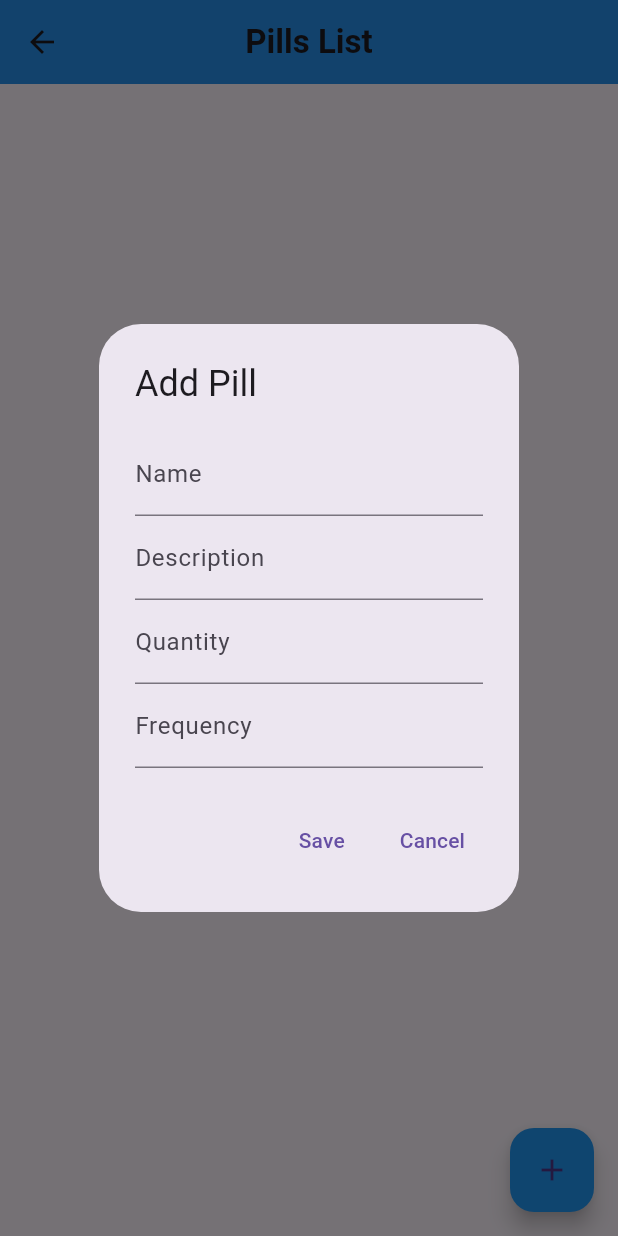
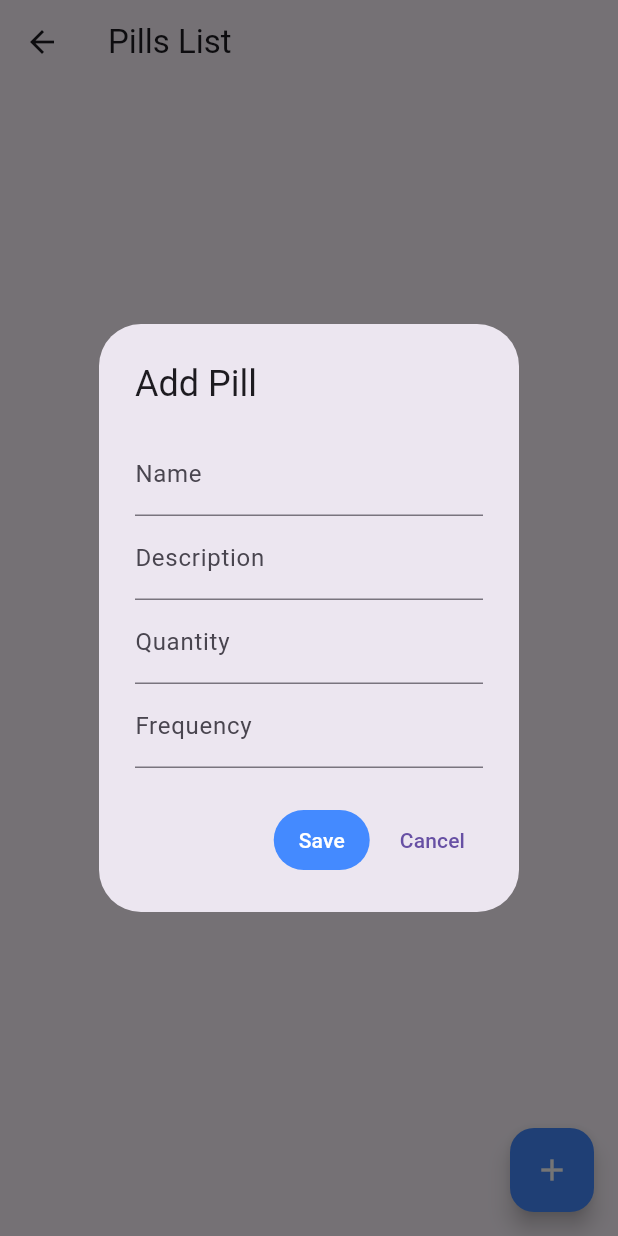
Before and after one commit to MindTrack-WX64/Flutter_App_MindTrack, a Flutter app: the PillsView screen opened directly with empty values, after a tap on the "add" icon, on a phone screen of 412 x 824 dp. Run offline on Flutter 3.47's test engine with Material 3 defaults, Android fonts, the phone set to English and light mode, and no system bars.

Commit message:
fix: Correct color of text

```diff
--- a/lib/prescription-management/UI/pages/pills_view.dart
+++ b/lib/prescription-management/UI/pages/pills_view.dart
@@ -18,13 +18,8 @@ class _PillsViewState extends State<PillsView> {
   Widget build(BuildContext context) {
     return Scaffold(
       appBar: AppBar(
-        title: Text(
-          'Pills List',
-          style: TextStyle(fontSize: 22, fontWeight: FontWeight.bold),
-        ),
-        backgroundColor: Colors.blue,
-        centerTitle: true,
-        elevation: 4.0,
+        title: Text('Pills List'),
+
       ),
       body: Padding(
         padding: const EdgeInsets.all(16.0),
@@ -55,7 +50,7 @@ class _PillsViewState extends State<PillsView> {
                       style: TextStyle(
                         fontSize: 18,
                         fontWeight: FontWeight.bold,
-                        color: Colors.blue,
+                        color: Colors.blueAccent,
                       ),
                     ),
                     SizedBox(height: 8.0),
@@ -82,8 +77,8 @@ class _PillsViewState extends State<PillsView> {
       ),
       floatingActionButton: FloatingActionButton(
         onPressed: () => _showPillsDialog(),
-        child: Icon(Icons.add),
-        backgroundColor: Colors.blue,
+        child: Icon(Icons.add, color: Colors.white,),
+        backgroundColor: Colors.blueAccent,
       ),
     );
   }
@@ -133,7 +128,10 @@ class _PillsViewState extends State<PillsView> {
                 _addPillsToPrescription(pill);
                 Navigator.pop(context); // Close the dialog after saving
               },
-              child: Text('Save'),
+                child: Text('Save', style: TextStyle(color: Colors.white),),
+                style: ElevatedButton.styleFrom(
+                  backgroundColor: Colors.blueAccent,
+                )
             ),
             TextButton(
               onPressed: () {
--- a/lib/prescription-management/UI/pages/prescription_form.dart
+++ b/lib/prescription-management/UI/pages/prescription_form.dart
@@ -70,8 +70,6 @@ class _PrescriptionFormState extends State<PrescriptionForm> {
     return Scaffold(
       appBar: AppBar(
         title: const Text('Create Prescription'),
-        backgroundColor: Colors.blueAccent,
-        centerTitle: true,
       ),
       body: Padding(
         padding: const EdgeInsets.symmetric(horizontal: 20.0, vertical: 16.0),
--- a/lib/session-management/UI/pages/add_session_dialog.dart
+++ b/lib/session-management/UI/pages/add_session_dialog.dart
@@ -89,7 +89,7 @@ class _AddSessionDialogState extends State<AddSessionDialog> {
             }
             widget.onRegister();
           },
-          child: Text('Agregar'),
+          child: Text('Agregar', style: TextStyle(color: Colors.white),),
           style: ElevatedButton.styleFrom(
             backgroundColor: Colors.blueAccent,
           ),
--- a/lib/task-management/UI/pages/task_view.dart
+++ b/lib/task-management/UI/pages/task_view.dart
@@ -69,7 +69,10 @@ class _TasksPageState extends State<TasksPage> {
             ),
             TextButton(
               onPressed: _addTask,
-              child: Text('Add'),
+              child: Text('Add', style: TextStyle(color: Colors.white),),
+              style: ElevatedButton.styleFrom(
+                backgroundColor: Colors.blueAccent,
+              )
             ),
           ],
         );
```
Also changed, not shown: lib/prescription-management/UI/pages/prescription_view.dart (+4 -10 lines), lib/session-management/UI/pages/session_view.dart (+3 -9 lines).
